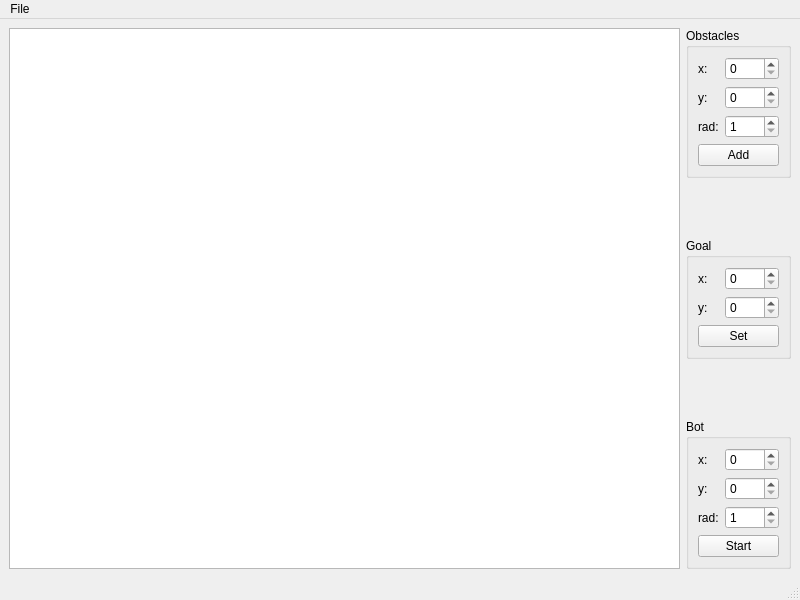
Qt form gui/mainwindow.ui (jchen351/pBot) before a commit.
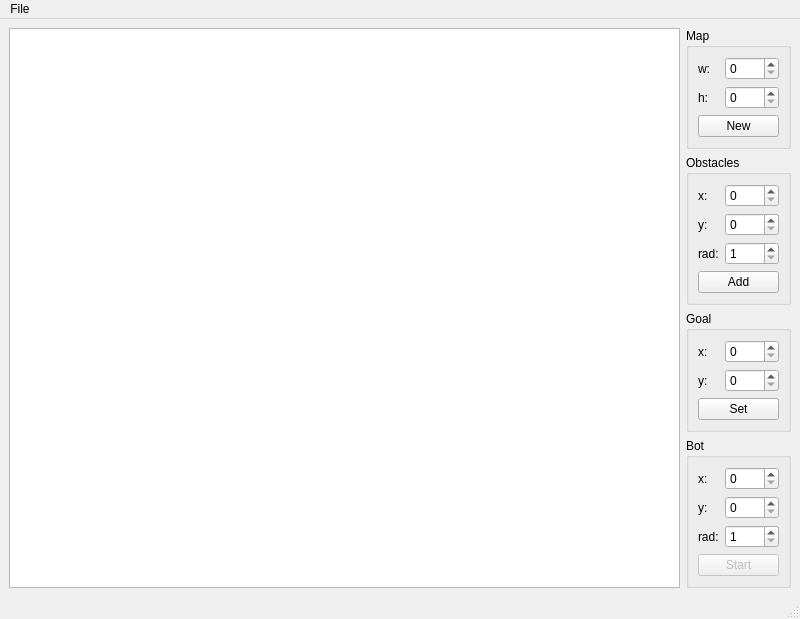
The same form after that commit.

Diff of the .ui file:
```diff
--- a/gui/mainwindow.ui
+++ b/gui/mainwindow.ui
@@ -23,7 +23,114 @@
      </widget>
     </item>
     <item>
-     <layout class="QVBoxLayout" name="verticalLayout_6">
+     <layout class="QVBoxLayout" name="verticalLayout_2">
+      <item>
+       <widget class="QGroupBox" name="groupBox_4">
+        <property name="title">
+         <string>Map</string>
+        </property>
+        <layout class="QVBoxLayout" name="verticalLayout_6">
+         <item>
+          <layout class="QHBoxLayout" name="horizontalLayout_14">
+           <item>
+            <widget class="QLabel" name="label_13">
+             <property name="text">
+              <string>w:</string>
+             </property>
+            </widget>
+           </item>
+           <item>
+            <widget class="QSpinBox" name="wMapSpinBox">
+             <property name="sizePolicy">
+              <sizepolicy hsizetype="Maximum" vsizetype="Fixed">
+               <horstretch>0</horstretch>
+               <verstretch>0</verstretch>
+              </sizepolicy>
+             </property>
+             <property name="toolTip">
+              <string/>
+             </property>
+             <property name="wrapping">
+              <bool>false</bool>
+             </property>
+             <property name="frame">
+              <bool>true</bool>
+             </property>
+             <property name="showGroupSeparator" stdset="0">
+              <bool>false</bool>
+             </property>
+             <property name="suffix">
+              <string/>
+             </property>
+             <property name="prefix">
+              <string/>
+             </property>
+             <property name="maximum">
+              <number>9999</number>
+             </property>
+            </widget>
+           </item>
+          </layout>
+         </item>
+         <item>
+          <layout class="QHBoxLayout" name="horizontalLayout_15">
+           <item>
+            <widget class="QLabel" name="label_14">
+             <property name="text">
+              <string>h:</string>
+             </property>
+            </widget>
+           </item>
+           <item>
+            <widget class="QSpinBox" name="hMapSpinBox">
+             <property name="toolTip">
+              <string/>
+             </property>
+             <property name="wrapping">
+              <bool>false</bool>
+             </property>
+             <property name="frame">
+              <bool>true</bool>
+             </property>
+             <property name="showGroupSeparator" stdset="0">
+              <bool>false</bool>
+             </property>
+             <property name="suffix">
+              <string/>
+             </property>
+             <property name="prefix">
+              <string/>
+             </property>
+             <property name="maximum">
+              <number>9999</number>
+             </property>
+            </widget>
+           </item>
+          </layout>
+         </item>
+         <item>
+          <widget class="QPushButton" name="newMapPushButton">
+           <property name="text">
+            <string>New</string>
+           </property>
+          </widget>
+         </item>
+        </layout>
+       </widget>
+      </item>
+      <item>
+       <spacer name="verticalSpacer_5">
+        <property name="orientation">
+         <enum>Qt::Vertical</enum>
+        </property>
+        <property name="sizeHint" stdset="0">
+         <size>
+          <width>20</width>
+          <height>18</height>
+         </size>
+        </property>
+       </spacer>
+      </item>
       <item>
        <widget class="QGroupBox" name="groupBox">
         <property name="title">
@@ -162,14 +269,14 @@
        </widget>
       </item>
       <item>
-       <spacer name="verticalSpacer">
+       <spacer name="verticalSpacer_4">
         <property name="orientation">
          <enum>Qt::Vertical</enum>
         </property>
         <property name="sizeHint" stdset="0">
          <size>
           <width>20</width>
-          <height>40</height>
+          <height>18</height>
          </size>
         </property>
        </spacer>
@@ -276,7 +383,7 @@
         <property name="sizeHint" stdset="0">
          <size>
           <width>20</width>
-          <height>40</height>
+          <height>17</height>
          </size>
         </property>
        </spacer>
@@ -405,7 +512,13 @@
           </layout>
          </item>
          <item>
-          <widget class="QPushButton" name="pushButton_3">
+          <widget class="QPushButton" name="startBotPushButton">
+           <property name="enabled">
+            <bool>false</bool>
+           </property>
+           <property name="toolTip">
+            <string>Set a Goal before start</string>
+           </property>
            <property name="text">
             <string>Start</string>
            </property>
```
Left out of the diff: 17 changed lines with no effect on the pictures.
